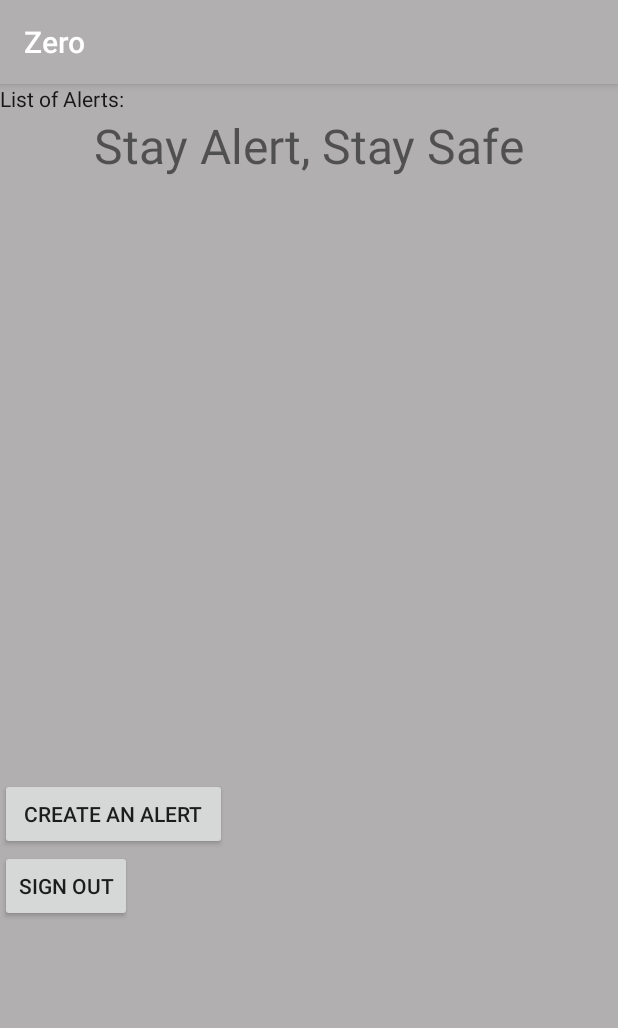
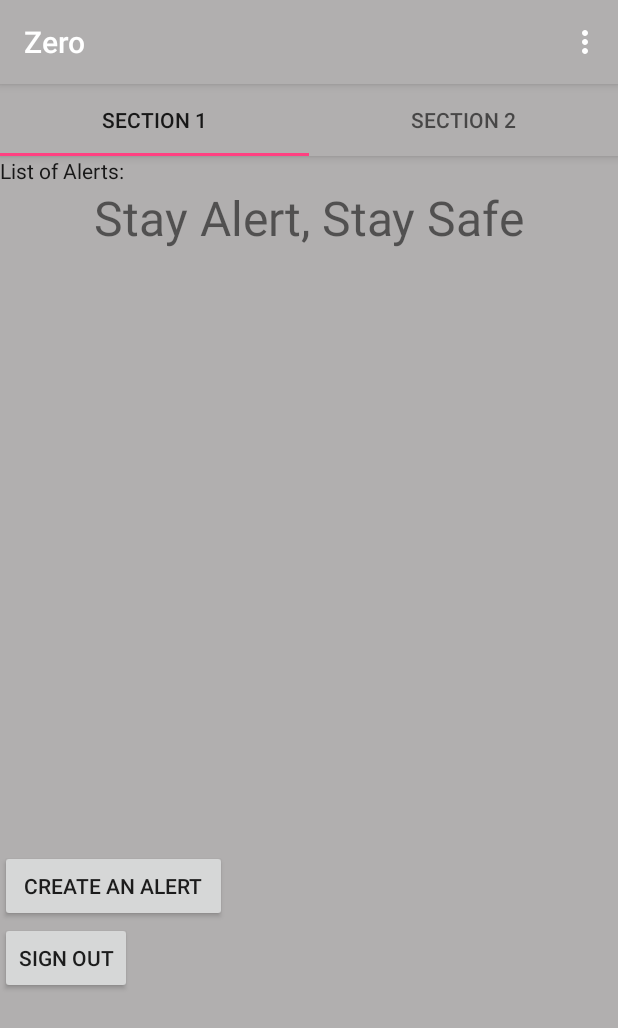
Before and after one commit to selingc/Zero, an Android app: the screen it shows after launch once a user with an empty profile is signed in (MainActivity), on a phone screen of 412 x 824 dp. Shown: the top 1028 px of the screen. Run offline under Robolectric (Android 15) with nearby library versions, the phone set to English and light mode, and no system bars; our stand-ins replace Firebase (no records; nobody signed in at launch, a user with empty details on screens opened directly).

Commit message:
add tabs

```diff
--- a/app/build.gradle
+++ b/app/build.gradle
@@ -28,6 +28,7 @@ dependencies {
     compile 'com.google.android.gms:play-services:10.2.0'
     compile 'com.google.firebase:firebase-auth:10.2.0'
     compile 'com.google.firebase:firebase-database:10.2.0'
+    compile 'com.android.support:design:24.0.0'
     testCompile 'junit:junit:4.12'
 }
 
--- a/app/src/main/java/com/jello/zero/MainActivity.java
+++ b/app/src/main/java/com/jello/zero/MainActivity.java
@@ -26,150 +26,86 @@ import com.google.firebase.database.DatabaseReference;
 import com.google.firebase.database.FirebaseDatabase;
 import java.util.ArrayList;
 
-public class MainActivity extends AppCompatActivity implements GoogleApiClient.ConnectionCallbacks, GoogleApiClient.OnConnectionFailedListener {
-    private static final String TAG = "MainActivity";
-    private FirebaseAuth auth;
-    private FirebaseAuth.AuthStateListener authListener;
-    DatabaseReference ref = FirebaseDatabase.getInstance().getReference();
-    DatabaseReference alertRef = ref.child("alerts");
-    private ArrayList<Alert> alertList = new ArrayList<>();
-    private ListView listView;
-    ChildEventListener alertListener;
-    private ArrayAdapter<Alert> theAdapter;
-    private GoogleApiClient mGoogleApiClient;
-    private Location mLastLocation;
+
+
+
+import android.support.design.widget.TabLayout;
+import android.support.design.widget.FloatingActionButton;
+import android.support.design.widget.Snackbar;
+import android.support.v7.app.AppCompatActivity;
+import android.support.v7.widget.Toolbar;
+
+import android.support.v4.app.Fragment;
+import android.support.v4.app.FragmentManager;
+import android.support.v4.app.FragmentPagerAdapter;
+import android.support.v4.view.ViewPager;
+import android.os.Bundle;
+import android.view.LayoutInflater;
+import android.view.Menu;
+import android.view.MenuItem;
+import android.view.View;
+import android.view.ViewGroup;
+
+import android.widget.TextView;
+
+public class MainActivity extends AppCompatActivity {
+
+    /**
+     * The {@link android.support.v4.view.PagerAdapter} that will provide
+     * fragments for each of the sections. We use a
+     * {@link FragmentPagerAdapter} derivative, which will keep every
+     * loaded fragment in memory. If this becomes too memory intensive, it
+     * may be best to switch to a
+     * {@link android.support.v4.app.FragmentStatePagerAdapter}.
+     */
+    private SectionsPagerAdapter mSectionsPagerAdapter;
+
+    /**
+     * The {@link ViewPager} that will host the section contents.
+     */
+    private ViewPager mViewPager;
 
     @Override
     protected void onCreate(Bundle savedInstanceState) {
         super.onCreate(savedInstanceState);
         setContentView(R.layout.activity_main);
-        auth = FirebaseAuth.getInstance();
-        authListener = new FirebaseAuth.AuthStateListener(){
-            @Override
-            public void onAuthStateChanged(@NonNull FirebaseAuth firebaseAuth) {
-                FirebaseUser user = firebaseAuth.getCurrentUser();
-                if(user != null){
-                    Log.d(TAG, "onAuthStateChanged:signed_in:" + user.getUid());
-                }else{
-                    Log.d(TAG, "onAuthStateChanged:signed_out");
-                    notLoggedIn();
-                }
-            }
-        };
 
-        if (mGoogleApiClient == null) {
-            mGoogleApiClient = new GoogleApiClient.Builder(this)
-                    .addConnectionCallbacks(this)
-                    .addOnConnectionFailedListener(this)
-                    .addApi(LocationServices.API)
-                    .build();
-        }
-    }
 
-    @Override
-    public void onStart(){
-        super.onStart();
-        mGoogleApiClient.connect();
-        auth.addAuthStateListener(authListener);
+        // Create the adapter that will return a fragment for each of the three
+        // primary sections of the activity.
+        mSectionsPagerAdapter = new SectionsPagerAdapter(getSupportFragmentManager());
 
-        listView = (ListView)findViewById(R.id.alertListView);
-        theAdapter = new ArrayAdapter<Alert>(this,R.layout.alert_row,alertList);
-        listView.setAdapter(theAdapter);
-        alertListener = new ChildEventListener() {
-            @Override
-            public void onChildAdded(DataSnapshot dataSnapshot, String prevChildKey){
-                Alert newAlert = dataSnapshot.getValue(Alert.class);
-                String distance;
+        // Set up the ViewPager with the sections adapter.
+        mViewPager = (ViewPager) findViewById(R.id.container);
+        mViewPager.setAdapter(mSectionsPagerAdapter);
 
-                if(mLastLocation != null){
-                    Location alertLocation = new Location("");
-                    alertLocation.setLatitude(newAlert.latitude);
-                    alertLocation.setLongitude(newAlert.longitude);
-                    distance = Math.round(alertLocation.distanceTo(mLastLocation)) + " meters away from you!";
-                }else{
-                    distance = "Distance away from you cannot be detected.";
-                }
-                newAlert.setKey(dataSnapshot.getKey());
-                newAlert.setDistance(distance);
-                String text = newAlert.toString();
-                alertList.add(newAlert);
-                theAdapter.notifyDataSetChanged();
-            }
-            @Override
-            public void onChildChanged(DataSnapshot dataSnapshot, String prevChildKey) {}
-
-            @Override
-            public void onChildRemoved(DataSnapshot dataSnapshot) {}
-
-            @Override
-            public void onChildMoved(DataSnapshot dataSnapshot, String prevChildKey) {}
-
-            @Override
-            public void onCancelled(DatabaseError databaseError) {}
-        };
-        alertRef.addChildEventListener(alertListener);
-        listView.setOnItemClickListener(new AdapterView.OnItemClickListener()
-        {
-            @Override
-            public void onItemClick(AdapterView<?> adapter, View v, int position,
-                                    long arg3)
-            {
-                Alert value = (Alert)adapter.getItemAtPosition(position);
-                System.out.print(value.name);
-                Intent intent = new Intent(MainActivity.this, ViewAlertActivity.class);
-                intent.putExtra("key", value.getKey());
-                startActivity(intent);
-            }
-        });
+        TabLayout tabLayout = (TabLayout) findViewById(R.id.tabs);
+        tabLayout.setupWithViewPager(mViewPager);
 
 
     }
 
+
     @Override
-    public void onStop(){
-        super.onStop();
-        mGoogleApiClient.disconnect();
-        if(authListener != null){
-            auth.removeAuthStateListener(authListener);
-        }
-        alertRef.removeEventListener(alertListener);
-        alertList.clear();
-        theAdapter.notifyDataSetChanged();
-    }
-
-    public void notLoggedIn(){
-        Intent intent = new Intent(this, CreateAccountActivity.class);
-        startActivity(intent);
-    }
-
-    public void switchToCreateAlert(View view){
-        Intent intent = new Intent(this, CreateAlertActivity.class);
-        startActivity(intent);
-    }
-
-    public void signoutUser(View view){
-        FirebaseAuth.getInstance().signOut();
-        Intent intent = new Intent(this, LoginActivity.class);
-        startActivity(intent);
+    public boolean onCreateOptionsMenu(Menu menu) {
+        // Inflate the menu; this adds items to the action bar if it is present.
+        getMenuInflater().inflate(R.menu.menu_main, menu);
+        return true;
     }
 
     @Override
-    public void onConnected(@Nullable Bundle bundle) {
-        if (ActivityCompat.checkSelfPermission(this, android.Manifest.permission.ACCESS_FINE_LOCATION) != PackageManager.PERMISSION_GRANTED && ActivityCompat.checkSelfPermission(this, android.Manifest.permission.ACCESS_COARSE_LOCATION) != PackageManager.PERMISSION_GRANTED) {
-            ActivityCompat.requestPermissions(this, new String[]{android.Manifest.permission.ACCESS_COARSE_LOCATION}, 200);
-            ActivityCompat.requestPermissions(this, new String[]{android.Manifest.permission.ACCESS_FINE_LOCATION}, 200);
-            return;
+    public boolean onOptionsItemSelected(MenuItem item) {
+        // Handle action bar item clicks here. The action bar will
+        // automatically handle clicks on the Home/Up button, so long
+        // as you specify a parent activity in AndroidManifest.xml.
+        int id = item.getItemId();
+
+        //noinspection SimplifiableIfStatement
+        if (id == R.id.action_settings) {
+            return true;
         }
-        mLastLocation = LocationServices.FusedLocationApi.getLastLocation(mGoogleApiClient);
+
+        return super.onOptionsItemSelected(item);
     }
 
-    @Override
-    public void onConnectionSuspended(int i) {
-
-    }
-
-    @Override
-    public void onConnectionFailed(@NonNull ConnectionResult connectionResult) {
-
-    }
 }
--- /dev/null
+++ b/app/src/main/java/com/jello/zero/MainFragment.java
@@ -0,0 +1,222 @@
+package com.jello.zero;
+
+import android.content.Intent;
+import android.content.pm.PackageManager;
+import android.location.Location;
+import android.os.Bundle;
+import android.support.annotation.NonNull;
+import android.support.annotation.Nullable;
+import android.support.v4.app.ActivityCompat;
+import android.support.v4.app.Fragment;
+import android.util.Log;
+import android.view.LayoutInflater;
+import android.view.View;
+import android.view.ViewGroup;
+import android.widget.AdapterView;
+import android.widget.ArrayAdapter;
+import android.widget.Button;
+import android.widget.ListView;
+
+import com.google.android.gms.common.ConnectionResult;
+import com.google.android.gms.common.api.GoogleApiClient;
+import com.google.android.gms.location.LocationServices;
+import com.google.firebase.auth.FirebaseAuth;
+import com.google.firebase.auth.FirebaseUser;
+import com.google.firebase.database.ChildEventListener;
+import com.google.firebase.database.DataSnapshot;
+import com.google.firebase.database.DatabaseError;
+import com.google.firebase.database.DatabaseReference;
+import com.google.firebase.database.FirebaseDatabase;
+
+import java.util.ArrayList;
+
+/**
+ * A placeholder fragment containing a simple view.
+ */
+public class MainFragment extends Fragment implements GoogleApiClient.ConnectionCallbacks, GoogleApiClient.OnConnectionFailedListener{
+    /**
+     * The fragment argument representing the section number for this
+     * fragment.
+     */
+    private static final String TAG = "MainActivity";
+    private FirebaseAuth auth;
+    private FirebaseAuth.AuthStateListener authListener;
+    DatabaseReference ref = FirebaseDatabase.getInstance().getReference();
+    DatabaseReference alertRef = ref.child("alerts");
+    private ArrayList<Alert> alertList = new ArrayList<>();
+    private ListView listView;
+    ChildEventListener alertListener;
+    private ArrayAdapter<Alert> theAdapter;
+    private GoogleApiClient mGoogleApiClient;
+    private Location mLastLocation;
+    private static final String ARG_SECTION_NUMBER = "section_number";
+
+    public MainFragment() {
+    }
+
+    /**
+     * Returns a new instance of this fragment for the given section
+     * number.
+     */
+    public static MainFragment newInstance(int sectionNumber) {
+        MainFragment fragment = new MainFragment();
+        Bundle args = new Bundle();
+        args.putInt(ARG_SECTION_NUMBER, sectionNumber);
+        fragment.setArguments(args);
+        return fragment;
+    }
+
+    @Override
+    public View onCreateView(LayoutInflater inflater, ViewGroup container,
+                             Bundle savedInstanceState) {
+        View rootView = inflater.inflate(R.layout.fragment_main, container, false);
+
+
+        auth = FirebaseAuth.getInstance();
+        authListener = new FirebaseAuth.AuthStateListener(){
+            @Override
+            public void onAuthStateChanged(@NonNull FirebaseAuth firebaseAuth) {
+                FirebaseUser user = firebaseAuth.getCurrentUser();
+                if(user != null){
+                    Log.d(TAG, "onAuthStateChanged:signed_in:" + user.getUid());
+                }else{
+                    Log.d(TAG, "onAuthStateChanged:signed_out");
+                    notLoggedIn();
+                }
+            }
+        };
+
+        if (mGoogleApiClient == null) {
+            mGoogleApiClient = new GoogleApiClient.Builder(this.getActivity())
+                    .addConnectionCallbacks(this)
+                    .addOnConnectionFailedListener(this)
+                    .addApi(LocationServices.API)
+                    .build();
+        }
+
+        Button buttonToCreateAlert = (Button) rootView.findViewById(R.id.createAlertButton);
+        Button buttonToSignOut = (Button) rootView.findViewById(R.id.signOutButton);
+
+        buttonToCreateAlert.setOnClickListener(new View.OnClickListener()
+        {
+            @Override
+            public void onClick(View v)
+            {
+                Intent intent = new Intent(MainFragment.this.getActivity(), CreateAlertActivity.class);
+                startActivity(intent);
+            }
+        });
+
+        buttonToSignOut.setOnClickListener(new View.OnClickListener()
+        {
+            @Override
+            public void onClick(View v)
+            {
+                FirebaseAuth.getInstance().signOut();
+                Intent intent = new Intent(MainFragment.this.getActivity(), LoginActivity.class);
+                startActivity(intent);
+            }
+        });
+
+
+
+
+
+        return rootView;
+    }
+
+    @Override
+    public void onStart(){
+        super.onStart();
+        mGoogleApiClient.connect();
+        auth.addAuthStateListener(authListener);
+
+        listView = (ListView)getView().findViewById(R.id.alertListView);
+        theAdapter = new ArrayAdapter<Alert>(this.getActivity(),R.layout.alert_row,alertList);
+        listView.setAdapter(theAdapter);
+        alertListener = new ChildEventListener() {
+            @Override
+            public void onChildAdded(DataSnapshot dataSnapshot, String prevChildKey){
+                Alert newAlert = dataSnapshot.getValue(Alert.class);
+                String distance;
+
+                if(mLastLocation != null){
+                    Location alertLocation = new Location("");
+                    alertLocation.setLatitude(newAlert.latitude);
+                    alertLocation.setLongitude(newAlert.longitude);
+                    distance = Math.round(alertLocation.distanceTo(mLastLocation)) + " meters away from you!";
+                }else{
+                    distance = "Distance away from you cannot be detected.";
+                }
+                newAlert.setKey(dataSnapshot.getKey());
+                newAlert.setDistance(distance);
+                String text = newAlert.toString();
+                alertList.add(newAlert);
+                theAdapter.notifyDataSetChanged();
+            }
+            @Override
+            public void onChildChanged(DataSnapshot dataSnapshot, String prevChildKey) {}
+
+            @Override
+            public void onChildRemoved(DataSnapshot dataSnapshot) {}
+
+            @Override
+            public void onChildMoved(DataSnapshot dataSnapshot, String prevChildKey) {}
+
+            @Override
+            public void onCancelled(DatabaseError databaseError) {}
+        };
+        alertRef.addChildEventListener(alertListener);
+        listView.setOnItemClickListener(new AdapterView.OnItemClickListener()
+        {
+            @Override
+            public void onItemClick(AdapterView<?> adapter, View v, int position,
+                                    long arg3)
+            {
+                Alert value = (Alert)adapter.getItemAtPosition(position);
+                System.out.print(value.name);
+                Intent intent = new Intent(MainFragment.this.getActivity(), ViewAlertActivity.class);
+                intent.putExtra("key", value.getKey());
+                startActivity(intent);
+            }
+        });
+    }
+
+    @Override
+    public void onStop(){
+        super.onStop();
+        mGoogleApiClient.disconnect();
+        if(authListener != null){
+            auth.removeAuthStateListener(authListener);
+        }
+        alertRef.removeEventListener(alertListener);
+        alertList.clear();
+        theAdapter.notifyDataSetChanged();
+    }
+
+    public void notLoggedIn(){
+        Intent intent = new Intent(this.getActivity(), CreateAccountActivity.class);
+        startActivity(intent);
+    }
+
+
+    @Override
+    public void onConnected(@Nullable Bundle bundle) {
+        if (ActivityCompat.checkSelfPermission(this.getActivity(), android.Manifest.permission.ACCESS_FINE_LOCATION) != PackageManager.PERMISSION_GRANTED && ActivityCompat.checkSelfPermission(this.getActivity(), android.Manifest.permission.ACCESS_COARSE_LOCATION) != PackageManager.PERMISSION_GRANTED) {
+            ActivityCompat.requestPermissions(this.getActivity(), new String[]{android.Manifest.permission.ACCESS_COARSE_LOCATION}, 200);
+            ActivityCompat.requestPermissions(this.getActivity(), new String[]{android.Manifest.permission.ACCESS_FINE_LOCATION}, 200);
+            return;
+        }
+        mLastLocation = LocationServices.FusedLocationApi.getLastLocation(mGoogleApiClient);
+    }
+
+    @Override
+    public void onConnectionSuspended(int i) {
+
+    }
+
+    @Override
+    public void onConnectionFailed(@NonNull ConnectionResult connectionResult) {
+
+    }
+}
--- /dev/null
+++ b/app/src/main/java/com/jello/zero/SectionsPagerAdapter.java
@@ -0,0 +1,40 @@
+package com.jello.zero;
+
+import android.support.v4.app.Fragment;
+import android.support.v4.app.FragmentManager;
+import android.support.v4.app.FragmentPagerAdapter;
+
+/**
+ * A {@link FragmentPagerAdapter} that returns a fragment corresponding to
+ * one of the sections/tabs/pages.
+ */
+public class SectionsPagerAdapter extends FragmentPagerAdapter {
+
+    public SectionsPagerAdapter(FragmentManager fm) {
+        super(fm);
+    }
+
+    @Override
+    public Fragment getItem(int position) {
+        // getItem is called to instantiate the fragment for the given page.
+        // Return a PlaceholderFragment (defined as a static inner class below).
+        return MainFragment.newInstance(position + 1);
+    }
+
+    @Override
+    public int getCount() {
+        // Show 2 total pages.
+        return 2;
+    }
+
+    @Override
+    public CharSequence getPageTitle(int position) {
+        switch (position) {
+            case 0:
+                return "SECTION 1";
+            case 1:
+                return "SECTION 2";
+        }
+        return null;
+    }
+}
--- a/app/src/main/res/layout/activity_main.xml
+++ b/app/src/main/res/layout/activity_main.xml
@@ -1,44 +1,31 @@
 <?xml version="1.0" encoding="utf-8"?>
-<LinearLayout
-    xmlns:android="http://schemas.android.com/apk/res/android"
+<android.support.design.widget.CoordinatorLayout xmlns:android="http://schemas.android.com/apk/res/android"
+    xmlns:app="http://schemas.android.com/apk/res-auto"
     xmlns:tools="http://schemas.android.com/tools"
-    android:weightSum="1"
-    android:orientation="vertical"
+    android:id="@+id/main_content"
     android:layout_width="match_parent"
-    android:layout_height="match_parent">
+    android:layout_height="match_parent"
+    android:fitsSystemWindows="true"
+    tools:context="com.jello.zero.MainActivity">
 
-    <TextView
-        android:id="@+id/textView3"
+    <android.support.design.widget.AppBarLayout
+        android:id="@+id/appbar"
         android:layout_width="match_parent"
-        android:layout_height="wrap_content"
-        android:text="@string/main_alert_list"
-        android:textAppearance="@style/TextAppearance.AppCompat.Body1" />
+        android:layout_height="wrap_content">
 
-    <TextView
-        android:id="@+id/textView"
-        android:layout_width="wrap_content"
-        android:layout_height="wrap_content"
-        android:layout_gravity="center"
-        android:text="@string/app_homePhrase"
-        android:textSize="32sp" />
 
-    <ListView
-        android:id="@+id/alertListView"
+        <android.support.design.widget.TabLayout
+            android:id="@+id/tabs"
+            android:layout_width="match_parent"
+            android:layout_height="wrap_content" />
+
+    </android.support.design.widget.AppBarLayout>
+
+    <android.support.v4.view.ViewPager
+        android:id="@+id/container"
         android:layout_width="match_parent"
-        android:layout_height="400dp"
-        />
+        android:layout_height="match_parent"
+        app:layout_behavior="@string/appbar_scrolling_view_behavior" />
 
-    <Button
-        android:id="@+id/button2"
-        android:layout_width="151dp"
-        android:layout_height="wrap_content"
-        android:onClick="switchToCreateAlert"
-        android:text="@string/main_create_alert" />
 
-    <Button
-        android:id="@+id/button3"
-        android:layout_width="wrap_content"
-        android:layout_height="wrap_content"
-        android:onClick="signoutUser"
-        android:text="@string/button_toSignout" />
-</LinearLayout>
+</android.support.design.widget.CoordinatorLayout>
--- /dev/null
+++ b/app/src/main/res/layout/fragment_main.xml
@@ -0,0 +1,42 @@
+<?xml version="1.0" encoding="utf-8"?>
+<LinearLayout
+    xmlns:android="http://schemas.android.com/apk/res/android"
+    xmlns:tools="http://schemas.android.com/tools"
+    android:weightSum="1"
+    android:orientation="vertical"
+    android:layout_width="match_parent"
+    android:layout_height="match_parent">
+
+    <TextView
+        android:id="@+id/textView3"
+        android:layout_width="match_parent"
+        android:layout_height="wrap_content"
+        android:text="@string/main_alert_list"
+        android:textAppearance="@style/TextAppearance.AppCompat.Body1" />
+
+    <TextView
+        android:id="@+id/textView"
+        android:layout_width="wrap_content"
+        android:layout_height="wrap_content"
+        android:layout_gravity="center"
+        android:text="@string/app_homePhrase"
+        android:textSize="32sp" />
+
+    <ListView
+        android:id="@+id/alertListView"
+        android:layout_width="match_parent"
+        android:layout_height="400dp"
+        />
+
+    <Button
+        android:id="@+id/createAlertButton"
+        android:layout_width="151dp"
+        android:layout_height="wrap_content"
+        android:text="@string/main_create_alert" />
+
+    <Button
+        android:id="@+id/signOutButton"
+        android:layout_width="wrap_content"
+        android:layout_height="wrap_content"
+        android:text="@string/button_toSignout" />
+</LinearLayout>
--- /dev/null
+++ b/app/src/main/res/menu/menu_main.xml
@@ -0,0 +1,9 @@
+<menu xmlns:android="http://schemas.android.com/apk/res/android"
+    xmlns:app="http://schemas.android.com/apk/res-auto"
+    xmlns:tools="http://schemas.android.com/tools"
+    tools:context="com.example.hoangphat1908.myapplication.MainActivity">
+    <item
+        android:id="@+id/action_settings"
+        android:orderInCategory="100"
+        app:showAsAction="never" />
+</menu>
```
